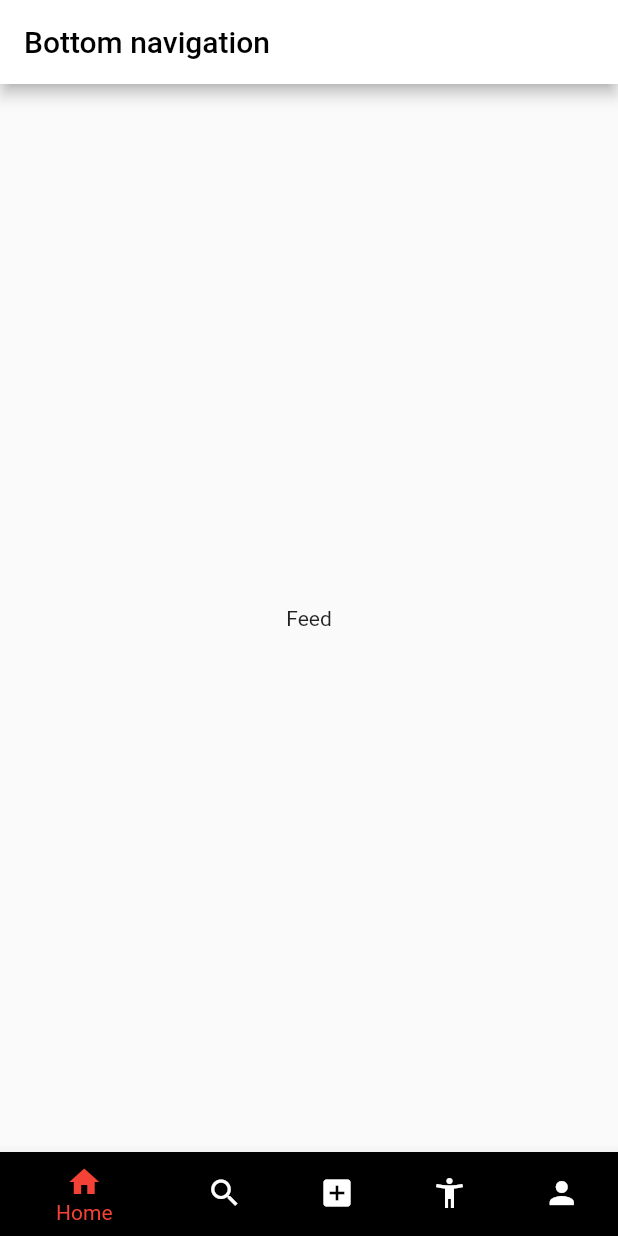
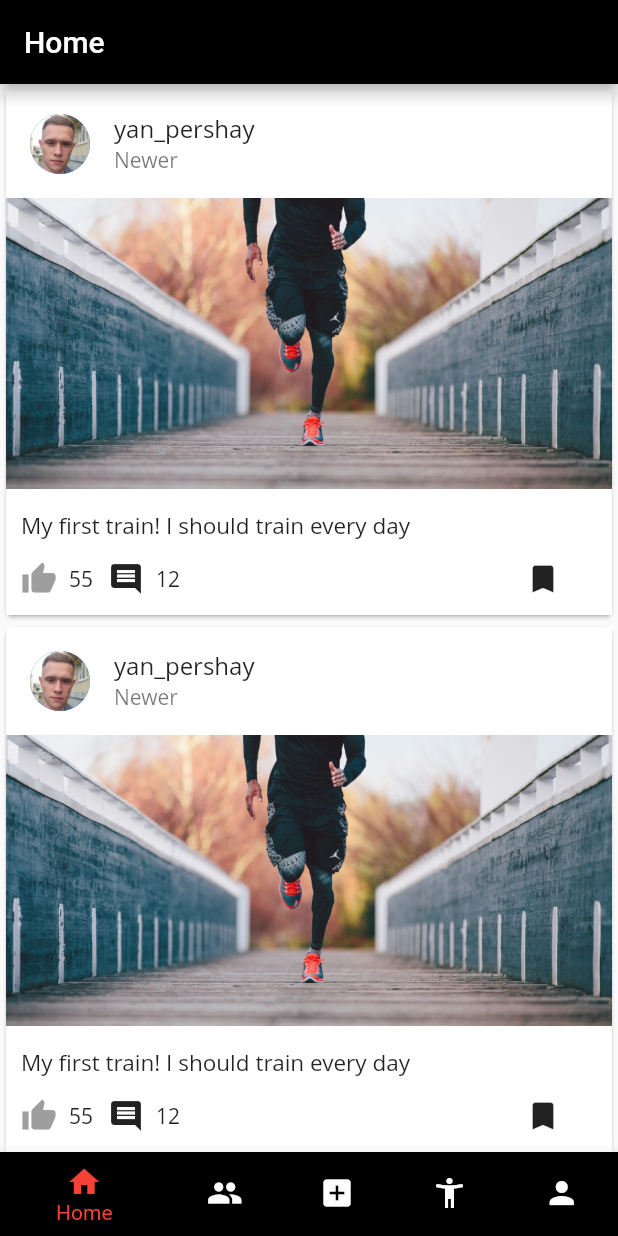
Before and after one commit to YanPershay/SportHub, a Flutter app: the screen it shows after launch, after a tap on "Login", on a phone screen of 412 x 824 dp. Run offline on Flutter 3.47's test engine with Material 2 defaults, Android fonts, the phone set to English and light mode, and no system bars; Roboto replaces fonts that are missing (Open Sans).

Commit message:
feed layout

```diff
--- a/SportHub_client/lib/bottom_nav_screen.dart
+++ b/SportHub_client/lib/bottom_nav_screen.dart
@@ -1,3 +1,4 @@
+import 'package:SportHub_client/pages/feed_page.dart';
 import 'package:flutter/material.dart';
 
 class BottomNavScreen extends StatefulWidget {
@@ -11,9 +12,16 @@ class BottomNavScreen extends StatefulWidget {
 
 class BottomNavScreenState extends State<BottomNavScreen> {
   var currentPage = 0;
+  var title = [
+    Text('Home'),
+    Text('Friends'),
+    Text('New'),
+    Text('Trains'),
+    Text('Profile')
+  ];
   var pages = [
-    Text('Feed'),
-    Text('Search'),
+    FeedPage(),
+    Text('Friends'),
     Text('New'),
     Text('Trains'),
     Text('Profile')
@@ -24,13 +32,8 @@ class BottomNavScreenState extends State<BottomNavScreen> {
     return MaterialApp(
         title: 'Bottom navigation',
         home: Scaffold(
-          appBar: AppBar(
-            backgroundColor: Colors.white,
-            title: Text(
-              'Bottom navigation',
-              style: TextStyle(color: Colors.black),
-            ),
-          ),
+          appBar:
+              AppBar(backgroundColor: Colors.black, title: title[currentPage]),
           body: Center(
             child: pages.elementAt(currentPage),
           ),
@@ -43,7 +46,7 @@ class BottomNavScreenState extends State<BottomNavScreen> {
                 backgroundColor: Colors.black,
               ),
               BottomNavigationBarItem(
-                  icon: Icon(Icons.search), label: 'Search'),
+                  icon: Icon(Icons.people), label: 'Friends'),
               BottomNavigationBarItem(icon: Icon(Icons.add_box), label: 'New'),
               BottomNavigationBarItem(
                   icon: Icon(Icons.accessibility_new_sharp), label: 'Trains'),
--- /dev/null
+++ b/SportHub_client/lib/pages/feed_page.dart
@@ -0,0 +1,18 @@
+import 'package:SportHub_client/utils/card_item.dart';
+import 'package:flutter/material.dart';
+
+class FeedPage extends StatelessWidget {
+  @override
+  Widget build(BuildContext context) {
+    return MaterialApp(
+        title: 'Feed app',
+        theme: ThemeData(fontFamily: "Open Sans"),
+        debugShowCheckedModeBanner: false,
+        home: DefaultTabController(
+          length: 5,
+          child: Scaffold(
+              body: ListView.builder(
+                  itemCount: 4, itemBuilder: (context, index) => CardItem())),
+        ));
+  }
+}
--- /dev/null
+++ b/SportHub_client/lib/utils/card_item.dart
@@ -0,0 +1,79 @@
+import 'package:flutter/material.dart';
+import 'package:flutter/widgets.dart';
+
+class CardItem extends StatelessWidget {
+  const CardItem({
+    Key key,
+  }) : super(key: key);
+
+  @override
+  Widget build(BuildContext context) {
+    return Card(
+        child: Container(
+            height: 350,
+            color: Colors.white,
+            child: Column(
+              children: <Widget>[
+                ListTile(
+                  leading: CircleAvatar(
+                    backgroundImage: AssetImage("assets/profile.jpg"),
+                  ),
+                  title: Text("yan_pershay"),
+                  subtitle: Text("Newer"),
+                ),
+                Expanded(
+                  child: Container(
+                    decoration: BoxDecoration(
+                        image: DecorationImage(
+                            image: AssetImage("assets/running.jpg"),
+                            fit: BoxFit.cover)),
+                  ),
+                ),
+                SizedBox(height: 14),
+                Row(
+                    mainAxisAlignment: MainAxisAlignment.start,
+                    children: <Widget>[
+                      SizedBox(width: 10),
+                      Text(
+                        "My first train! I should train every day",
+                        style: TextStyle(
+                            fontSize: 15, fontWeight: FontWeight.w500),
+                      )
+                    ]),
+                SizedBox(height: 14),
+                Row(
+                  children: <Widget>[
+                    SizedBox(width: 10),
+                    Row(
+                      children: <Widget>[
+                        Icon(
+                          Icons.thumb_up,
+                          color: Colors.grey,
+                        ),
+                        SizedBox(width: 8),
+                        Text("55")
+                      ],
+                    ),
+                    SizedBox(width: 10),
+                    Row(
+                      children: <Widget>[
+                        Icon(Icons.comment),
+                        SizedBox(width: 8),
+                        Text("12")
+                      ],
+                    ),
+                    Row(
+                      mainAxisAlignment: MainAxisAlignment.end,
+                      children: <Widget>[
+                        SizedBox(width: 230),
+                        Icon(Icons.bookmark),
+                        SizedBox(width: 8)
+                      ],
+                    )
+                  ],
+                ),
+                SizedBox(height: 12),
+              ],
+            )));
+  }
+}
--- a/SportHub_client/pubspec.yaml
+++ b/SportHub_client/pubspec.yaml
@@ -44,6 +44,9 @@ flutter:
   # the material Icons class.
   uses-material-design: true
 
+  assets:
+    - assets/running.jpg
+    - assets/profile.jpg
   # To add assets to your application, add an assets section, like this:
   # assets:
   #   - images/a_dot_burr.jpeg
```
Also changed, not shown: SportHub_client/assets/profile.jpg (added), SportHub_client/assets/running.jpg (added).
